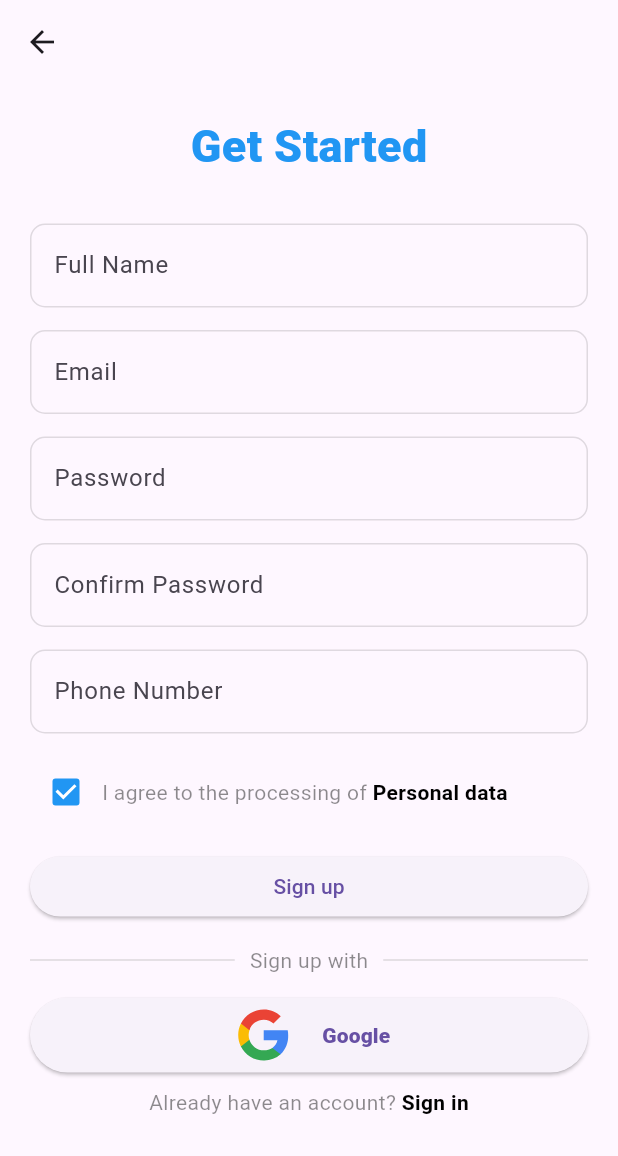
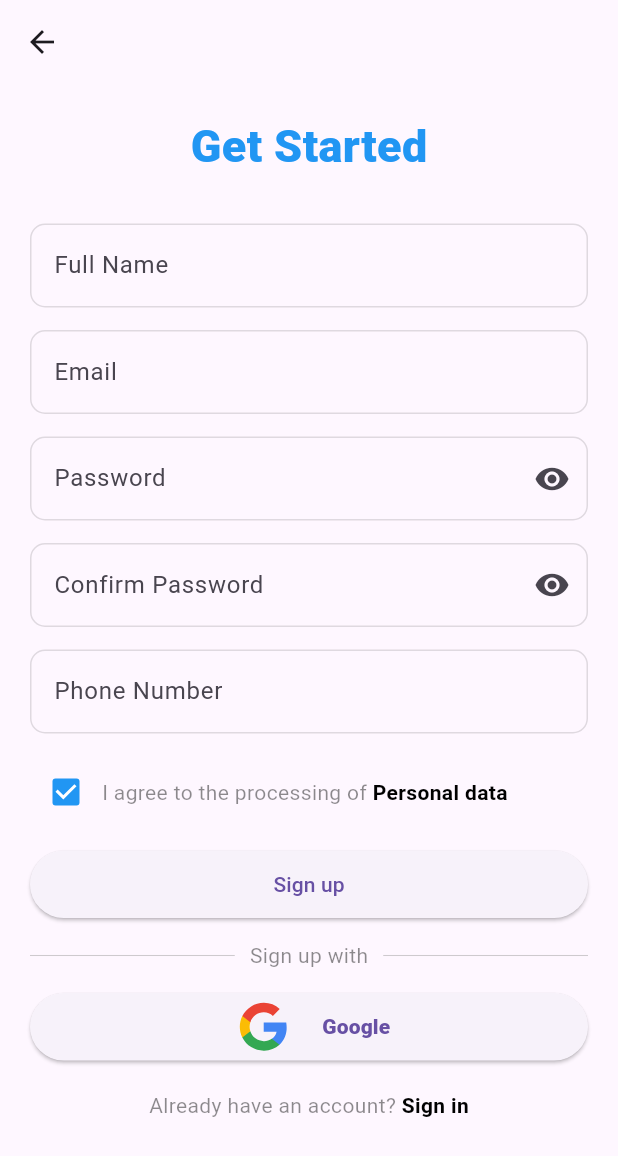
Before and after one commit to danielcyudoncy/KodaCamp_ToDo_App, a Flutter app: the SignUpScreen screen opened directly, on a phone screen of 412 x 824 dp. Shown: the top 1156 px of the screen. Run offline on Flutter 3.47's test engine with Material 3 defaults, Android fonts, the phone set to English and light mode, and no system bars; our stand-ins replace flutter_slidable, flutter_svg, gap; missing offline and left inert: dart:js_util.

```diff
--- a/lib/pages/signup_screen.dart
+++ b/lib/pages/signup_screen.dart
@@ -1,3 +1,5 @@
+import 'dart:js_util';
+
 import 'package:first_demo/form_app/valid_email.dart';
 import 'package:first_demo/pages/signin_screen.dart';
 import 'package:flutter/material.dart';
@@ -12,8 +14,9 @@ class SignUpScreen extends StatefulWidget {
 }
 
 class _SignUpScreenState extends State<SignUpScreen> {
-  final _formSignupKey = GlobalKey<FormState>();
-  bool agreePersonalData = true;
+  final _formKey = GlobalKey<FormState>();
+    bool agreePersonalData = true;
+  bool toggled = false;
   final TextEditingController _emailController = TextEditingController();
   final TextEditingController _passwordController = TextEditingController();
   final TextEditingController _confirmPasswordController =
@@ -28,6 +31,12 @@ class _SignUpScreenState extends State<SignUpScreen> {
     _phoneNumberController.dispose();
     super.dispose();
   }
+  void _submit() {
+    if (_formKey.currentState?.validate() ?? false) {
+      _formKey.currentState?.save();
+    }
+  }
+
 
 
   @override
@@ -38,7 +47,7 @@ class _SignUpScreenState extends State<SignUpScreen> {
         child: Padding(
           padding: const EdgeInsets.all(20.0),
           child: Form(
-            key: _formSignupKey,
+            key: _formKey,
             child: Column(
               crossAxisAlignment: CrossAxisAlignment.center,
               children: [
@@ -112,9 +121,32 @@ class _SignUpScreenState extends State<SignUpScreen> {
                 const SizedBox(
                   height: 15.0,
                 ),
+
                 TextFormField(
                   controller: _passwordController,
+                  obscureText: toggled,
+                  obscuringCharacter: '*',
+                  validator: (value) {
+                    if (value == null || value.isEmpty || value.length < 6) {
+                      return 'Password must be at least 6 characters long!';
+                    }
+                    return null;
+                  },
                   decoration: InputDecoration(
+                    suffixIcon: IconButton(
+                      icon: toggled
+                          ? const Icon(
+                              Icons.visibility_off,
+                            )
+                          : const Icon(
+                              Icons.visibility,
+                            ),
+                      onPressed: () {
+                        setState(() {
+                          toggled = !toggled;
+                        });
+                      },
+                    ),
                     labelText: 'Password',
                     hintText: 'Enter your password',
                     hintStyle: const TextStyle(
@@ -130,13 +162,7 @@ class _SignUpScreenState extends State<SignUpScreen> {
                       borderRadius: BorderRadius.circular(10),
                     ),
                   ),
-                  obscureText: true,
-                  validator: (value) {
-                    if (value == null || value.isEmpty || value.length < 6) {
-                      return 'Password must be at least 6 characters long!';
-                    }
-                    return null;
-                  },
+
                 ),
                 const SizedBox(
                   height: 15.0,
@@ -144,6 +170,20 @@ class _SignUpScreenState extends State<SignUpScreen> {
                 TextFormField(
                   controller: _confirmPasswordController,
                   decoration: InputDecoration(
+                    suffixIcon: IconButton(
+                      icon: toggled
+                          ? const Icon(
+                              Icons.visibility_off,
+                            )
+                          : const Icon(
+                              Icons.visibility,
+                            ),
+                      onPressed: () {
+                        setState(() {
+                          toggled = !toggled;
+                        });
+                      },
+                    ),
                     labelText: 'Confirm Password',
                     hintText: 'Re-enter your password',
                     hintStyle: const TextStyle(
@@ -159,13 +199,15 @@ class _SignUpScreenState extends State<SignUpScreen> {
                       borderRadius: BorderRadius.circular(10),
                     ),
                   ),
-                  obscureText: true,
+                  obscureText: toggled,
+                  obscuringCharacter: '*',
                   validator: (value) {
                     if (value != _passwordController.text) {
                       return "Passwords don't match";
                     }
                     return null;
                   },
+
                 ),
                 const SizedBox(
                   height: 15.0,
@@ -231,10 +273,11 @@ class _SignUpScreenState extends State<SignUpScreen> {
                 ),
 
                 SizedBox(
+                  height: 45,
                   width: double.infinity,
                   child: ElevatedButton(
                     onPressed: () {
-                      if (_formSignupKey.currentState!.validate() &&
+                      if (_formKey.currentState!.validate() &&
                           agreePersonalData) {
 
                       } else if (!agreePersonalData) {
@@ -287,7 +330,7 @@ class _SignUpScreenState extends State<SignUpScreen> {
                 ),
                 SizedBox(
                   width: double.infinity,
-                  height: 50,
+                  height: 45,
                   child: ElevatedButton(
                     onPressed: () {},
                     child: Row(
@@ -306,7 +349,7 @@ class _SignUpScreenState extends State<SignUpScreen> {
                     ),
                   ),
                 ),
-                const Gap(10),
+                const Gap(20),
 
                 Row(
                   mainAxisAlignment: MainAxisAlignment.center,
```
Also changed, not shown: lib/form_app/home.dart (deleted, +0 -134 lines), lib/pages/signin_screen.dart (+16 -13 lines).
